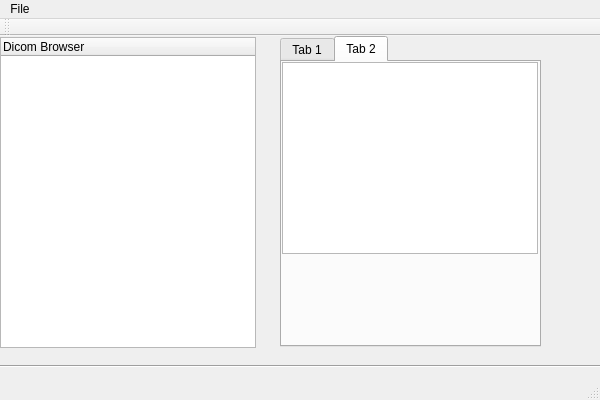
The window that mainwindow.ui (camol/DicomView) describes before a commit, drawn with Qt 5.
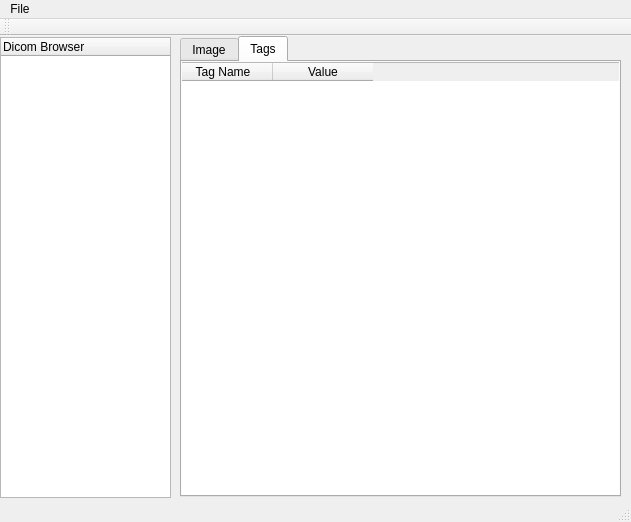
The same window after the commit. The open tabs and pages were chosen to show the change.

Patch:
```diff
--- a/mainwindow.ui
+++ b/mainwindow.ui
@@ -6,8 +6,8 @@
    <rect>
     <x>0</x>
     <y>0</y>
-    <width>600</width>
-    <height>400</height>
+    <width>631</width>
+    <height>522</height>
    </rect>
   </property>
   <property name="windowTitle">
@@ -19,8 +19,8 @@
      <rect>
       <x>0</x>
       <y>1</y>
-      <width>256</width>
-      <height>311</height>
+      <width>171</width>
+      <height>461</height>
      </rect>
     </property>
     <column>
@@ -32,10 +32,10 @@
    <widget class="QTabWidget" name="tabWidget">
     <property name="geometry">
      <rect>
-      <x>280</x>
+      <x>180</x>
       <y>0</y>
-      <width>261</width>
-      <height>311</height>
+      <width>441</width>
+      <height>461</height>
      </rect>
     </property>
     <property name="currentIndex">
@@ -43,45 +43,51 @@
     </property>
     <widget class="QWidget" name="tab">
      <attribute name="title">
-      <string>Tab 1</string>
+      <string>Image</string>
      </attribute>
     </widget>
     <widget class="QWidget" name="tab_2">
      <attribute name="title">
-      <string>Tab 2</string>
+      <string>Tags</string>
      </attribute>
      <widget class="QTableWidget" name="tableWidget">
       <property name="geometry">
        <rect>
-        <x>0</x>
+        <x>-10</x>
         <y>0</y>
-        <width>256</width>
-        <height>192</height>
+        <width>451</width>
+        <height>441</height>
        </rect>
       </property>
+      <property name="minimumSize">
+       <size>
+        <width>431</width>
+        <height>0</height>
+       </size>
+      </property>
+      <property name="columnCount">
+       <number>2</number>
+      </property>
+      <column>
+       <property name="text">
+        <string>Tag Name</string>
+       </property>
+      </column>
+      <column>
+       <property name="text">
+        <string>Value</string>
+       </property>
+      </column>
      </widget>
     </widget>
    </widget>
-   <widget class="Line" name="line">
-    <property name="geometry">
-     <rect>
-      <x>-3</x>
-      <y>320</y>
-      <width>611</width>
-      <height>20</height>
-     </rect>
-    </property>
-    <property name="orientation">
-     <enum>Qt::Horizontal</enum>
-    </property>
-   </widget>
   </widget>
   <widget class="QMenuBar" name="menuBar">
    <property name="geometry">
     <rect>
      <x>0</x>
      <y>0</y>
-     <width>600</width>
+     <width>631</width>
      <height>21</height>
     </rect>
    </property>
```
Left out of the diff: 6 changed lines with no effect on the pictures.
